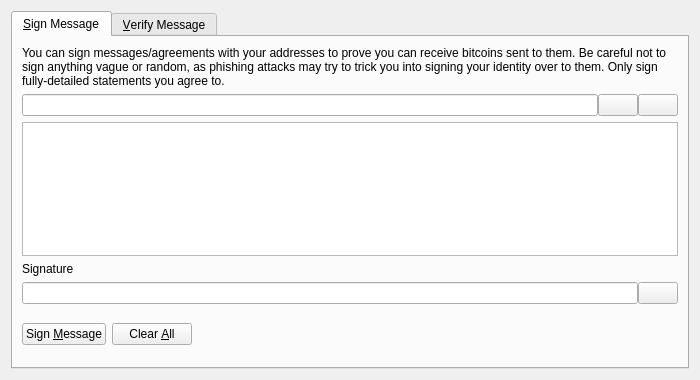
AlphaconTeam/AlphaconNetwork, file src/qt/forms/signverifymessagedialog.ui: the form before one commit.
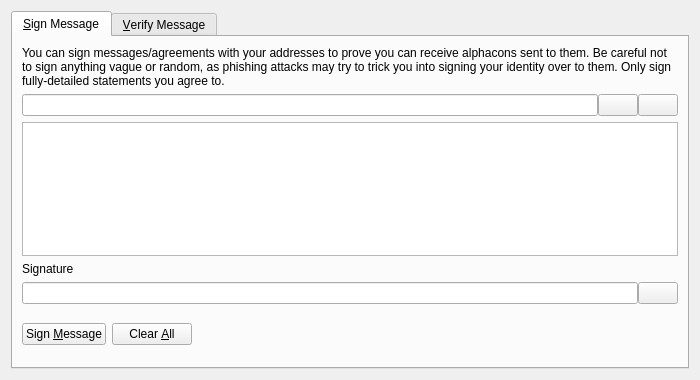
The form after the commit. Icons and pictures are not drawn. Custom widgets are drawn as their Qt base class.

Patch:
```diff
--- a/src/qt/forms/signverifymessagedialog.ui
+++ b/src/qt/forms/signverifymessagedialog.ui
@@ -30,7 +30,7 @@
        <item>
         <widget class="QLabel" name="infoLabel_SM">
          <property name="text">
-          <string>You can sign messages/agreements with your addresses to prove you can receive bitcoins sent to them. Be careful not to sign anything vague or random, as phishing attacks may try to trick you into signing your identity over to them. Only sign fully-detailed statements you agree to.</string>
+          <string>You can sign messages/agreements with your addresses to prove you can receive alphacons sent to them. Be careful not to sign anything vague or random, as phishing attacks may try to trick you into signing your identity over to them. Only sign fully-detailed statements you agree to.</string>
          </property>
          <property name="textFormat">
           <enum>Qt::PlainText</enum>
```
Left out of the diff: 26 changed lines with no effect on the pictures.
